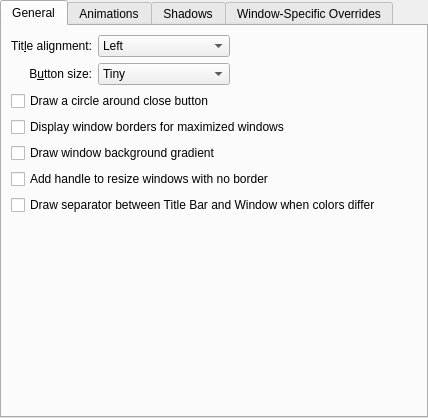
Qt form kdecoration/config/ui/breezeconfigurationui.ui (Luwx/Lightly) before a commit.
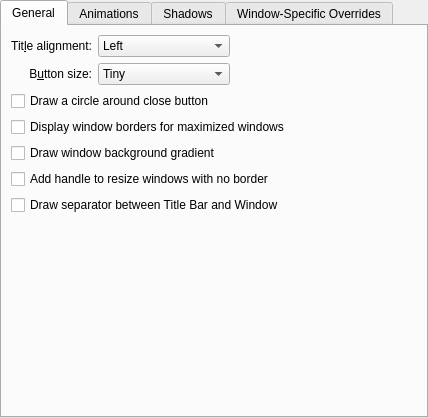
The same form after that commit. Custom widgets are drawn as their Qt base class.

Commit message: Removed heuristics for not drawing separator between titlebar and window since there is now a user configurable settings to achieve this

```diff
--- a/kdecoration/config/ui/breezeconfigurationui.ui
+++ b/kdecoration/config/ui/breezeconfigurationui.ui
@@ -148,7 +148,7 @@
        <item row="6" column="0" colspan="3">
         <widget class="QCheckBox" name="drawTitleBarSeparator">
          <property name="text">
-          <string>Draw separator between Title Bar and Window when colors differ</string>
+          <string>Draw separator between Title Bar and Window</string>
          </property>
         </widget>
        </item>
```
The commit also changes 2 other files.
